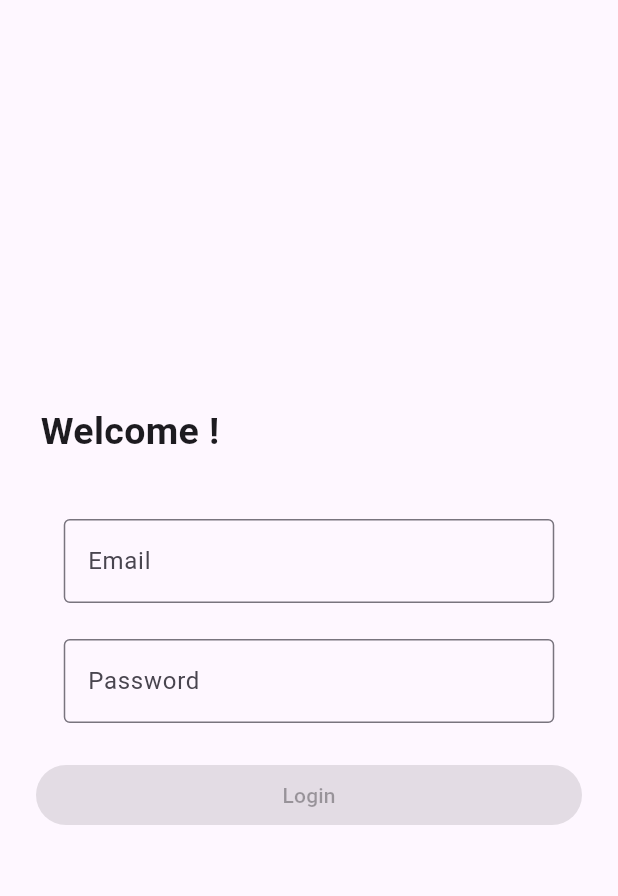
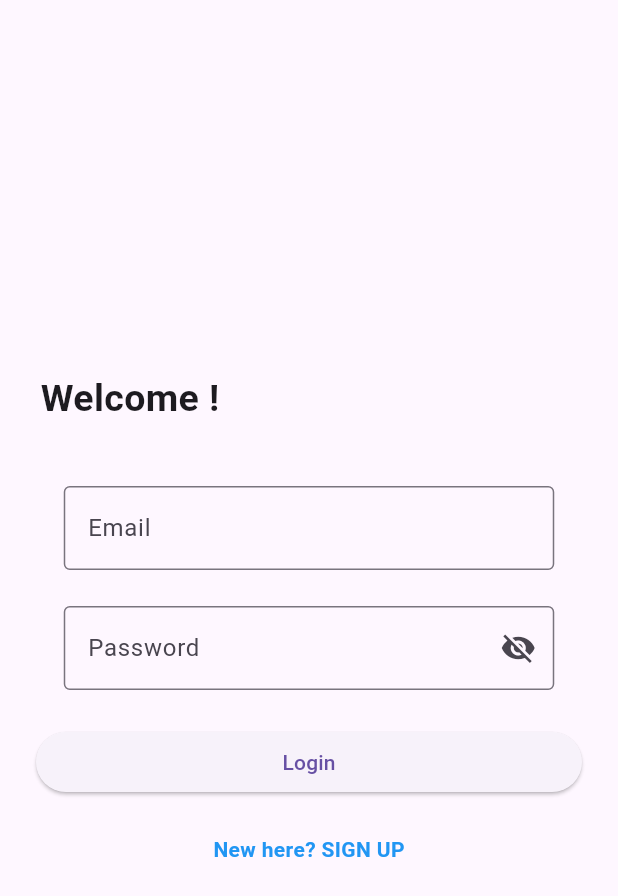
Before and after one commit to Urawit/ev_planner, a Flutter app: the screen it shows after launch, on a phone screen of 412 x 824 dp. Shown: the top 896 px of the screen. Run offline on Flutter 3.47's test engine with Material 3 defaults, Android fonts, the light colour scheme and no system bars; our stand-ins replace dartz, flutter_riverpod, freezed_annotation, go_router.

Commit message:
feat: add validation to sign in page

```diff
--- a/lib/core/routes/go_routes.dart
+++ b/lib/core/routes/go_routes.dart
@@ -14,5 +14,4 @@ class GoRoutes {
       },
     ),
   ];
-
 }
--- a/lib/features/sign_in/presentation/logic/sign_in_provider.dart
+++ b/lib/features/sign_in/presentation/logic/sign_in_provider.dart
@@ -11,6 +11,12 @@ final signInProvider =
     NotifierProvider.autoDispose<SignInNotifier, SignInState>(
         SignInNotifier.new);
 
+final obscurePasswordProvider = StateProvider<bool>((ref) => true);
+
+final emailErrorProvider = StateProvider<String?>((ref) => null);
+
+final passwordErrorProvider = StateProvider<String?>((ref) => null);
+
 final signInRepositoryProvider = Provider.autoDispose<SignInIRepository>((ref) {
   // TODO change to datasource
   final dataSource = SignInMockDataSource();
--- a/lib/features/sign_in/presentation/sign_in_page.dart
+++ b/lib/features/sign_in/presentation/sign_in_page.dart
@@ -2,12 +2,76 @@ import 'package:flutter/material.dart';
 import 'package:flutter_riverpod/flutter_riverpod.dart';
 
 import '../../../shared/theme/ev_design_system.dart';
+import 'logic/sign_in_provider.dart';
 
-class SignInPage extends ConsumerWidget {
+class SignInPage extends ConsumerStatefulWidget {
   const SignInPage({super.key});
 
   @override
-  Widget build(BuildContext context, WidgetRef ref) {
+  SignInPageState createState() => SignInPageState();
+}
+
+class SignInPageState extends ConsumerState<SignInPage> {
+  final TextEditingController emailController = TextEditingController();
+  final TextEditingController passwordController = TextEditingController();
+
+  @override
+  void dispose() {
+    emailController.dispose();
+    passwordController.dispose();
+    super.dispose();
+  }
+
+  void validate() {
+    final email = emailController.text.trim();
+    final password = passwordController.text.trim();
+
+    bool isValid = true;
+
+    if (email.isEmpty) {
+      ref.read(emailErrorProvider.notifier).state = "Please enter your email";
+      isValid = false;
+    } else {
+      ref.read(emailErrorProvider.notifier).state = null;
+    }
+
+    if (password.isEmpty) {
+      ref.read(passwordErrorProvider.notifier).state =
+          "Please enter your password";
+      isValid = false;
+    } else {
+      ref.read(passwordErrorProvider.notifier).state = null;
+    }
+
+    if (isValid) {
+      ref.read(signInProvider.notifier).signIn(
+            email: email,
+            password: password,
+          );
+    }
+  }
+
+  @override
+  Widget build(BuildContext context) {
+    final isObscure = ref.watch(obscurePasswordProvider);
+    final isEmailError = ref.watch(emailErrorProvider);
+    final isPasswordError = ref.watch(passwordErrorProvider);
+
+    //TODO validation with ref.listen and navigation
+    ref.listen(signInProvider, (previous, next) {
+      next.whenOrNull(
+        success: (_) {
+          Navigator.pushReplacementNamed(context, '/home');
+        },
+        error: (error) {
+          // if (error is InvalidCredentialsException) {
+          // } else if (error is UserNotFoundException) {
+          // } else if (error is AccountLockedException) {
+          // } else {}
+        },
+      );
+    });
+
     return Scaffold(
       body: Center(
         child: Column(
@@ -21,25 +85,52 @@ class SignInPage extends ConsumerWidget {
                     style: EVDesignSystem.textStyles.headline1),
               ),
             ),
-            const SizedBox(
+            SizedBox(
                 width: 327,
                 child: TextField(
-                  obscureText: true,
+                    onChanged: (_) {
+                      ref.read(emailErrorProvider.notifier).state = null;
+                    },
+                    controller: emailController,
                     decoration: InputDecoration(
-                    border: OutlineInputBorder(),
+                      border: OutlineInputBorder(
+                        borderSide: BorderSide(
+                          color:
+                              isEmailError != null ? Colors.red : Colors.grey,
+                        ),
+                      ),
                       labelText: 'Email',
-                  ),
-                )),
+                      errorText: isEmailError,
+                    ))),
             const SizedBox(height: 24),
-            const SizedBox(
+            SizedBox(
               width: 327,
               child: TextField(
-                  obscureText: true,
+                onChanged: (_) {
+                  ref.read(passwordErrorProvider.notifier).state = null;
+                },
+                controller: passwordController,
+                obscureText: isObscure,
                 decoration: InputDecoration(
-                    border: OutlineInputBorder(),
+                  border: OutlineInputBorder(
+                    borderSide: BorderSide(
+                      color: isPasswordError != null ? Colors.red : Colors.grey,
+                    ),
+                  ),
+                  errorText: isPasswordError,
                   labelText: 'Password',
+                  suffixIcon: IconButton(
+                    icon: Icon(
+                      isObscure ? Icons.visibility_off : Icons.visibility,
                     ),
-                )),
+                    onPressed: () {
+                      ref.read(obscurePasswordProvider.notifier).state =
+                          !isObscure;
+                    },
+                  ),
+                ),
+              ),
+            ),
             const SizedBox(height: 24),
             Padding(
               padding: const EdgeInsets.symmetric(horizontal: 24),
@@ -48,14 +139,23 @@ class SignInPage extends ConsumerWidget {
                   Expanded(
                     child: ElevatedButton(
                         style: null,
-                        onPressed: () {
-                          ref.read()
-                        },
+                        onPressed: validate,
                         child: const Text('Login')),
                   ),
                 ],
               ),
             ),
+            const SizedBox(height: 24),
+            GestureDetector(
+              onTap: () {},
+              child: const Text(
+                "New here? SIGN UP",
+                style: TextStyle(
+                  color: Colors.blue, // Make it look like a link
+                  fontWeight: FontWeight.bold,
+                ),
+              ),
+            )
           ],
         ),
       ),
--- a/lib/main.dart
+++ b/lib/main.dart
@@ -1,9 +1,10 @@
 import 'package:ev_planner/core/routes/go_routes.dart';
 import 'package:flutter/material.dart';
+import 'package:flutter_riverpod/flutter_riverpod.dart';
 import 'package:go_router/go_router.dart';
 
 void main() {
-  runApp(const MyApp());
+  runApp(const ProviderScope(child: MyApp()));
 }
 
 class MyApp extends StatelessWidget {
@@ -17,4 +18,5 @@ class MyApp extends StatelessWidget {
   }
 }
 
-final GoRouter _router = GoRouter(initialLocation: '/sign-in', routes: GoRoutes.routes);
+final GoRouter _router =
+    GoRouter(initialLocation: '/sign-in', routes: GoRoutes.routes);
--- a/lib/shared/theme/text_style/text_styles.dart
+++ b/lib/shared/theme/text_style/text_styles.dart
@@ -4,5 +4,5 @@ class TextStyles {
   const TextStyles();
 
   TextStyle get headline1 =>
-      TextStyle(fontSize: 25, fontWeight: FontWeight.bold);
+      const TextStyle(fontSize: 25, fontWeight: FontWeight.bold);
 }
```
Also changed, not shown: lib/features/sign_in/data/datasources/sign_in_datasource.dart (+40 -0 lines). Lines whose indentation alone changed are shown as unchanged.
